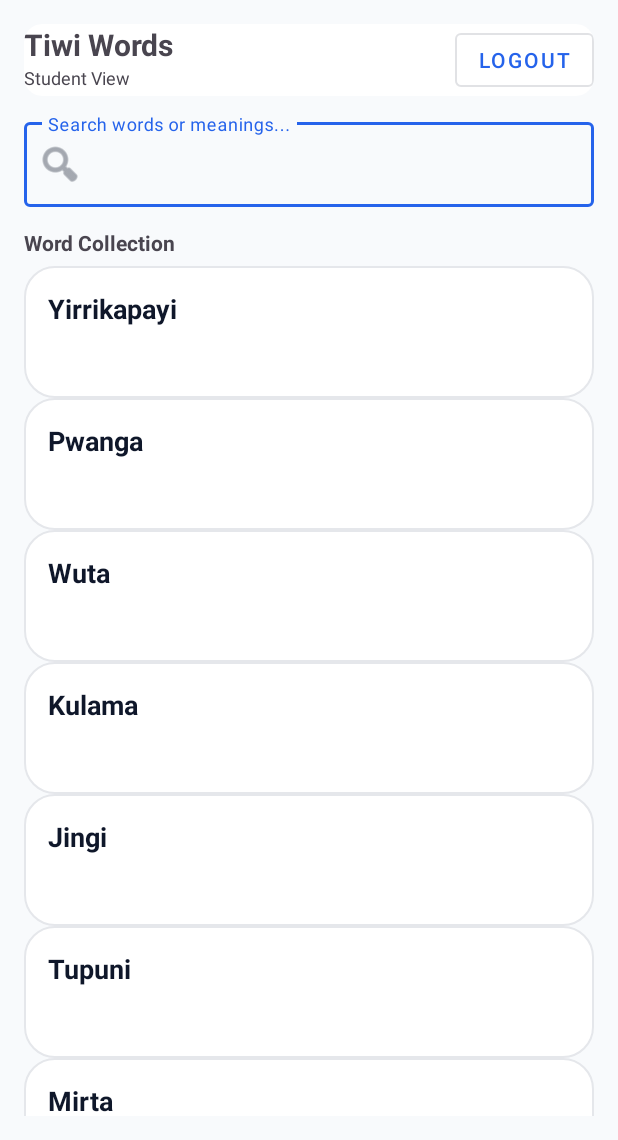
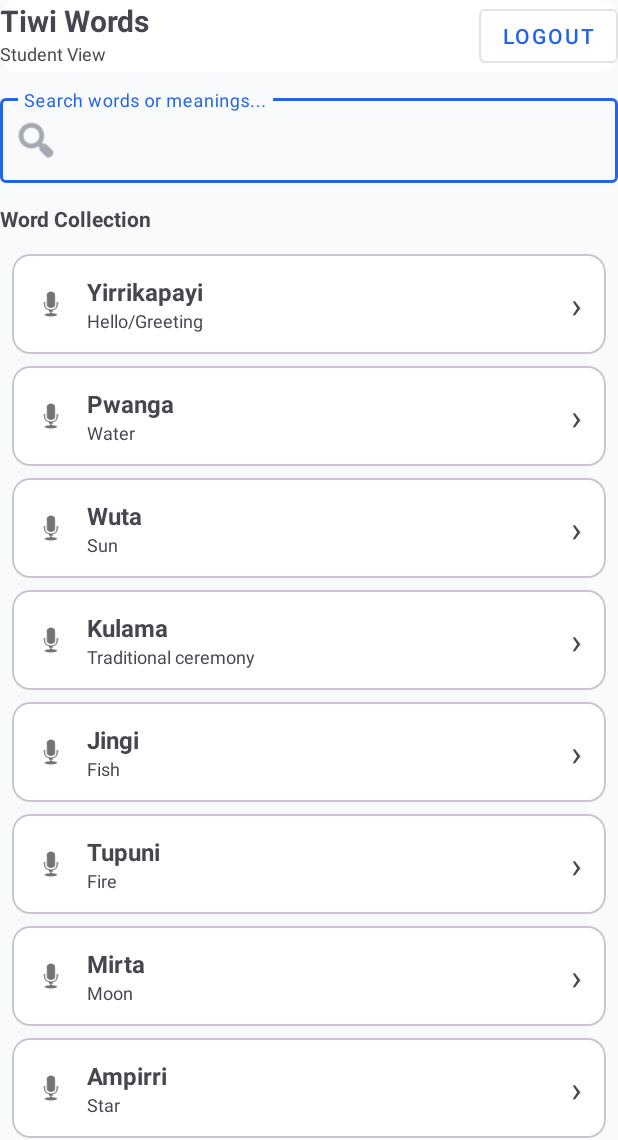
Before and after one commit to Hem2057/LanguageApp, an Android app: the SecondActivity screen opened directly, with no data from a screen before it, after a tap on "Go to Words", on a phone screen of 412 x 824 dp, the part 96-1236 px from its top. Run offline under Robolectric (Android 15) with nearby library versions, the phone set to English and light mode, and no system bars.

Commit message:
feat: add Tiwi Words screen with RecyclerView, adapter, and search filter
Implemented WordActivity with toolbar, search, and logout
- Added RecyclerView using WordAdapter and item_word.xml
- Data now comes from WordRepository
- Navigation wired from SecondActivity via 'Go to Words' button
- Updated layouts (activity_second.xml, activity_word.xml) for correct UI

```diff
--- a/app/build.gradle.kts
+++ b/app/build.gradle.kts
@@ -47,6 +47,7 @@ dependencies {
     // Android instrumented testing
     androidTestImplementation("androidx.test.ext:junit:1.2.1")
     androidTestImplementation("androidx.test.espresso:espresso-core:3.6.1")
+    implementation("com.google.code.gson:gson:2.10.1")
 
     implementation("com.google.android.material:material:1.11.0")
     implementation("androidx.recyclerview:recyclerview:1.3.2")
--- a/app/src/main/java/com/example/languageapp/SecondActivity.kt
+++ b/app/src/main/java/com/example/languageapp/SecondActivity.kt
@@ -5,26 +5,33 @@ import android.os.Bundle
 import android.widget.Button
 import android.widget.TextView
 import androidx.appcompat.app.AppCompatActivity
-
+import com.google.gson.Gson
 class SecondActivity : AppCompatActivity() {
     override fun onCreate(savedInstanceState: Bundle?) {
         super.onCreate(savedInstanceState)
         setContentView(R.layout.activity_second)
 
+
         val username = intent.getStringExtra("username") ?: "Guest"
         val role = intent.getStringExtra("role") ?: "Student"
-        val count = intent.getIntExtra("lineCount", 5)
+//        val count = intent.getIntExtra("lineCount", 5)
 
         findViewById<TextView>(R.id.tvUser).text =
             getString(R.string.hello_user, username)
         findViewById<TextView>(R.id.tvRole).text =
             getString(R.string.your_role, role)
-        findViewById<TextView>(R.id.tvLines).text =
-            LineUtils.buildLinesAsBlock(count)
+//        findViewById<TextView>(R.id.tvLines).text =
+//            LineUtils.buildLinesAsBlock(count)
+    // get word from repository
 
         // Go to Words button
         findViewById<Button>(R.id.btnGoToWords).setOnClickListener {
-            startActivity(Intent(this, WordActivity::class.java))
+            val words = WordRepository.getWords()
+            val json = Gson().toJson(words)
+            val intent = Intent(this, WordActivity::class.java)
+
+            intent.putExtra("words_json", json)
+            startActivity(intent)
         }
 
         // Logout button
--- a/app/src/main/java/com/example/languageapp/WordActivity.kt
+++ b/app/src/main/java/com/example/languageapp/WordActivity.kt
@@ -1,11 +1,12 @@
 package com.example.languageapp
-
+import android.util.Log
 import android.os.Bundle
 import androidx.appcompat.app.AppCompatActivity
 import androidx.recyclerview.widget.LinearLayoutManager
 import com.example.languageapp.databinding.ActivityWordBinding
 import androidx.core.widget.addTextChangedListener
-
+import com.google.gson.Gson
+import com.google.gson.reflect.TypeToken
 class WordActivity : AppCompatActivity() {
 
     private lateinit var b: ActivityWordBinding
@@ -20,26 +21,22 @@ class WordActivity : AppCompatActivity() {
         setSupportActionBar(b.toolbar)
         supportActionBar?.title = "Tiwi Language Learning Mobile App"
 
-        // Sample data – replace with your repository later if you want
-        val words = listOf(
-            Word("Yirrikapayi", "Hello/Greeting"),
-            Word("Pwanga", "Water"),
-            Word("Wuta", "Sun"),
-            Word("Kulama", "Traditional ceremony"),
-            Word("Jingi", "Fish"),
-            Word("Tupuni", "Fire"),
-            Word("Mirta", "Moon"),
-            Word("Ampirri", "Star"),
-            Word("Kapitiya", "Tree"),
-            Word("Pima", "House")
-        )
+
+//        val json = intent.getStringExtra("words_json")
+//        val type = object : TypeToken<List<Word>>() {}.type
+//        val words: List<Word> = if (json != null) {
+//            Gson().fromJson(json, type)
+//        } else{
+//            emptyList()
+//
+//        }
+        val words = WordRepository.getWords()
+
+        //RecylerView
 
         adapter = WordAdapter(words.toMutableList())
-
-        b.recycler.apply {
-            layoutManager = LinearLayoutManager(this@WordActivity)
-            adapter = this@WordActivity.adapter
-        }
+        b.recycler.layoutManager = LinearLayoutManager(this)
+        b.recycler.adapter = adapter
 
         // Search filter
         b.tietSearch.addTextChangedListener { text ->
--- a/app/src/main/java/com/example/languageapp/WordAdapter.kt
+++ b/app/src/main/java/com/example/languageapp/WordAdapter.kt
@@ -28,11 +28,6 @@ class WordAdapter(private val fullList: MutableList<Word>) :
         val item = current[position]
         holder.tvWord.text = item.word
         holder.tvMeaning.text = item.meaning
-
-        // Click to open details (optional)
-        holder.itemView.setOnClickListener {
-            // TODO: start WordDetailActivity if you want
-        }
     }
 
     fun filter(query: String) {
--- a/app/src/main/java/com/example/languageapp/WordRepository.kt
+++ b/app/src/main/java/com/example/languageapp/WordRepository.kt
@@ -1,8 +1,7 @@
 package com.example.languageapp
 
 object WordRepository {
-    fun getWords(): List<Word> {
-        return listOf(
+    fun getWords(): List<Word> =  listOf(
             Word("Yirrikapayi", "Hello/Greeting"),
             Word("Pwanga", "Water"),
             Word("Wuta", "Sun"),
@@ -15,4 +14,3 @@ object WordRepository {
             Word("Pima", "House")
         )
     }
-}
--- a/app/src/main/res/layout/activity_second.xml
+++ b/app/src/main/res/layout/activity_second.xml
@@ -6,7 +6,6 @@
     android:layout_height="match_parent"
     android:padding="20dp">
 
-    <!-- Username -->
     <TextView
         android:id="@+id/tvUser"
         android:layout_width="0dp"
@@ -18,7 +17,6 @@
         app:layout_constraintStart_toStartOf="parent"
         app:layout_constraintEnd_toEndOf="parent" />
 
-    <!-- Role -->
     <TextView
         android:id="@+id/tvRole"
         android:layout_width="0dp"
@@ -29,7 +27,7 @@
         app:layout_constraintStart_toStartOf="parent"
         app:layout_constraintEnd_toEndOf="parent" />
 
-    <!-- Line block -->
+    <!-- Optional block; if you aren't using tvLines, delete it AND its references in Kotlin -->
     <TextView
         android:id="@+id/tvLines"
         android:layout_width="0dp"
@@ -44,7 +42,6 @@
         app:layout_constraintEnd_toEndOf="parent"
         app:layout_constraintBottom_toTopOf="@id/btnGoToWords" />
 
-    <!-- Go to Words button -->
     <com.google.android.material.button.MaterialButton
         android:id="@+id/btnGoToWords"
         style="@style/Widget.MaterialComponents.Button"
@@ -52,13 +49,11 @@
         android:layout_height="wrap_content"
         android:text="Go to Words"
         android:textAllCaps="false"
+        android:layout_marginEnd="8dp"
+        app:layout_constraintBottom_toBottomOf="parent"
         app:layout_constraintStart_toStartOf="parent"
-        app:layout_constraintEnd_toStartOf="@id/btnLogout"
-        app:layout_constraintBottom_toBottomOf="parent"
-        app:layout_constraintHorizontal_weight="1"
-        android:layout_marginEnd="8dp" />
+        app:layout_constraintEnd_toStartOf="@id/btnLogout" />
 
-    <!-- Logout button -->
     <com.google.android.material.button.MaterialButton
         android:id="@+id/btnLogout"
         style="@style/Widget.MaterialComponents.Button.OutlinedButton"
@@ -66,10 +61,9 @@
         android:layout_height="wrap_content"
         android:text="Logout"
         android:textAllCaps="false"
+        android:layout_marginStart="8dp"
+        app:layout_constraintBottom_toBottomOf="parent"
         app:layout_constraintStart_toEndOf="@id/btnGoToWords"
-        app:layout_constraintEnd_toEndOf="parent"
-        app:layout_constraintBottom_toBottomOf="parent"
-        app:layout_constraintHorizontal_weight="1"
-        android:layout_marginStart="8dp" />
+        app:layout_constraintEnd_toEndOf="parent" />
 
 </androidx.constraintlayout.widget.ConstraintLayout>
--- a/app/src/main/res/layout/activity_word.xml
+++ b/app/src/main/res/layout/activity_word.xml
@@ -1,26 +1,17 @@
 <?xml version="1.0" encoding="utf-8"?>
-<androidx.coordinatorlayout.widget.CoordinatorLayout
-    xmlns:android="http://schemas.android.com/apk/res/android"
+<LinearLayout xmlns:android="http://schemas.android.com/apk/res/android"
     xmlns:app="http://schemas.android.com/apk/res-auto"
     android:layout_width="match_parent"
-    android:layout_height="match_parent">
+    android:layout_height="match_parent"
+    android:orientation="vertical">
 
-    <!-- Top app bar -->
+    <!-- Toolbar -->
     <com.google.android.material.appbar.MaterialToolbar
         android:id="@+id/toolbar"
         android:layout_width="match_parent"
         android:layout_height="?attr/actionBarSize"
         android:background="?attr/colorPrimary"
-        android:theme="@style/ThemeOverlay.MaterialComponents.Dark.ActionBar"
-        app:layout_scrollFlags="scroll|enterAlways" />
-
-    <!-- Content -->
-    <LinearLayout
-        android:layout_width="match_parent"
-        android:layout_height="match_parent"
-        android:orientation="vertical"
-        android:padding="16dp"
-        android:layout_marginTop="?attr/actionBarSize">
+        android:theme="@style/ThemeOverlay.MaterialComponents.Dark.ActionBar" />
 
     <!-- Header card with title + logout -->
     <com.google.android.material.card.MaterialCardView
@@ -54,8 +45,7 @@
                     android:layout_width="wrap_content"
                     android:layout_height="wrap_content"
                     android:text="Student View"
-                        android:textSize="12sp"
-                        android:textColor="?attr/colorOnSurfaceVariant"/>
+                    android:textSize="12sp"/>
             </LinearLayout>
 
             <com.google.android.material.button.MaterialButton
@@ -94,13 +84,13 @@
         android:layout_marginTop="14dp"
         android:layout_marginBottom="6dp"/>
 
-        <!-- Recycler -->
+    <!-- RecyclerView fills remaining space -->
     <androidx.recyclerview.widget.RecyclerView
         android:id="@+id/recycler"
         android:layout_width="match_parent"
         android:layout_height="0dp"
         android:layout_weight="1"
-            android:clipToPadding="false"
-            android:paddingBottom="8dp"/>
+        android:padding="8dp"
+        android:clipToPadding="false"/>
+
 </LinearLayout>
-</androidx.coordinatorlayout.widget.CoordinatorLayout>
--- a/app/src/main/res/layout/item_word.xml
+++ b/app/src/main/res/layout/item_word.xml
@@ -1,25 +1,52 @@
 <?xml version="1.0" encoding="utf-8"?>
-<LinearLayout xmlns:android="http://schemas.android.com/apk/res/android"
+<com.google.android.material.card.MaterialCardView
+    xmlns:android="http://schemas.android.com/apk/res/android"
+    android:layout_width="match_parent"
+    android:layout_height="wrap_content"
+    android:layout_marginBottom="8dp">
+
+    <LinearLayout
+        android:layout_width="match_parent"
+        android:layout_height="wrap_content"
+        android:orientation="horizontal"
+        android:gravity="center_vertical"
+        android:padding="14dp">
+
+        <ImageView
+            android:layout_width="24dp"
+            android:layout_height="24dp"
+            android:src="@android:drawable/ic_btn_speak_now"
+            android:contentDescription="Play audio"/>
+
+        <LinearLayout
+            android:layout_width="0dp"
+            android:layout_height="wrap_content"
+            android:layout_weight="1"
             android:orientation="vertical"
-    android:background="@drawable/bg_card"
-    android:padding="16dp"
-    android:layout_width="match_parent"
-    android:layout_height="wrap_content">
+            android:layout_marginStart="12dp">
 
             <TextView
                 android:id="@+id/tvWord"
-        android:textSize="18sp"
+                android:layout_width="wrap_content"
+                android:layout_height="wrap_content"
                 android:textStyle="bold"
-        android:textColor="@color/tiwi_text"
-        android:layout_width="wrap_content"
-        android:layout_height="wrap_content"/>
+                android:textSize="16sp"
+                android:text="Yirrikapayi"/>
 
             <TextView
-        android:id="@+id/tvGloss"
-        android:textSize="14sp"
-        android:textColor="@color/tiwi_text_secondary"
-        android:layout_marginTop="2dp"
+                android:id="@+id/tvMeaning"
                 android:layout_width="wrap_content"
-        android:layout_height="wrap_content"/>
+                android:layout_height="wrap_content"
+                android:text="Hello/Greeting"
+                android:textSize="12sp" />
+        </LinearLayout>
 
+        <TextView
+            android:layout_width="wrap_content"
+            android:layout_height="wrap_content"
+            android:text="›"
+            android:textSize="24sp"
+            android:paddingStart="6dp"
+            android:paddingEnd="2dp"/>
     </LinearLayout>
+</com.google.android.material.card.MaterialCardView>
```
Lines whose indentation alone changed are shown as unchanged.
